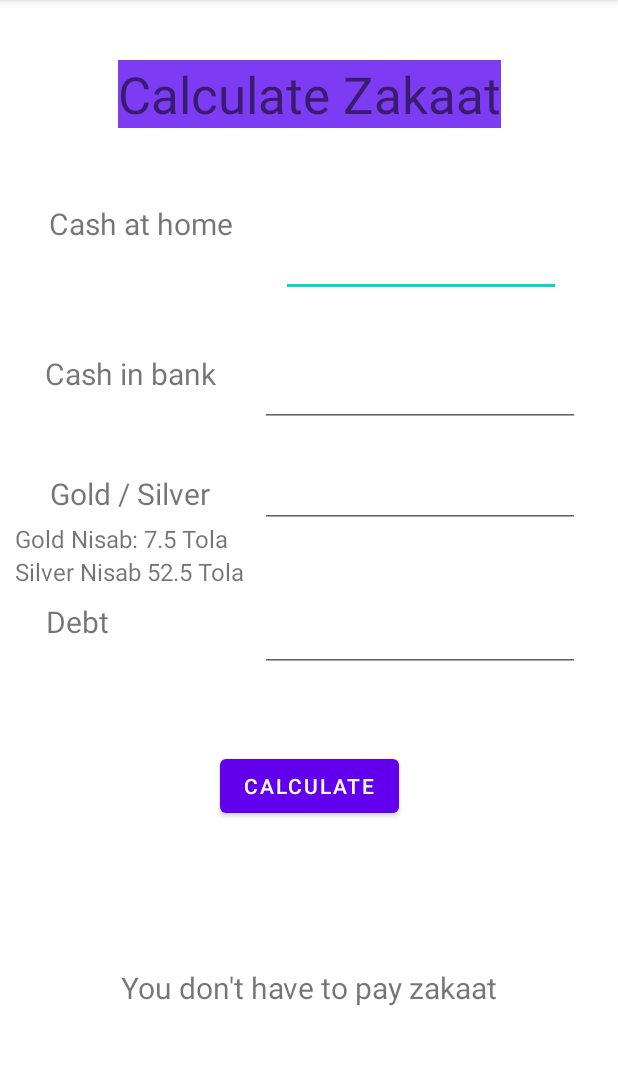
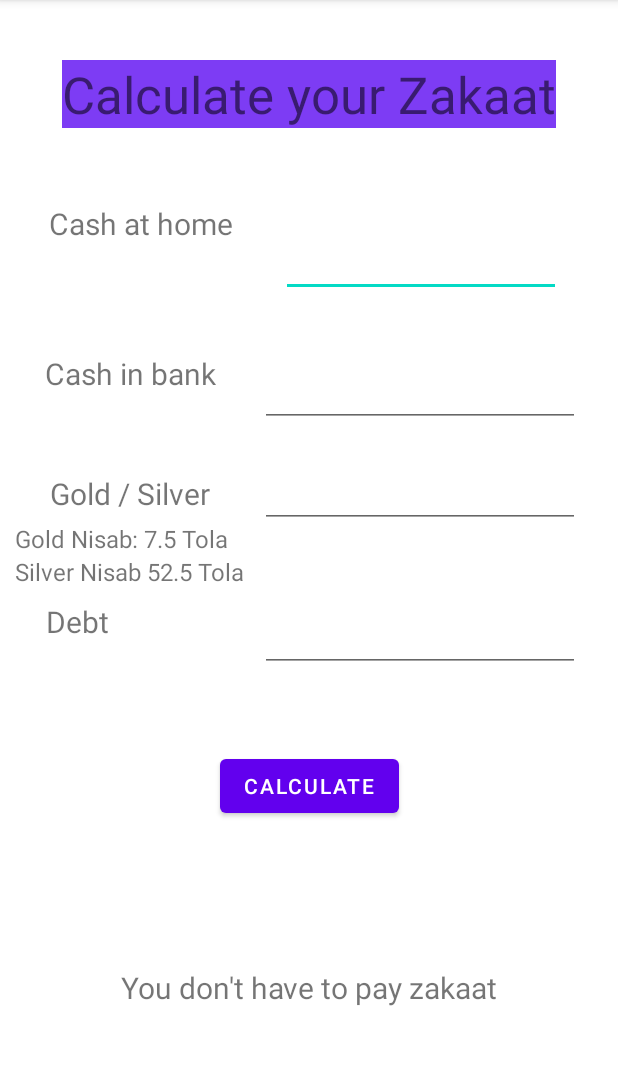
Before and after one commit to Hiba72/Zakaat-Calculator, an Android app: the screen it shows after launch (MainActivity), after a tap on "CALCULATE", on a phone screen of 412 x 824 dp, the part 84-1149 px from its top. Run offline under Robolectric (Android 15) with nearby library versions, the phone set to English and light mode, and no system bars; 2 statements that could not run were skipped.

Commit message:
forth commit

```diff
--- a/app/src/main/java/com/example/zakaatcalculator/MainActivity.java
+++ b/app/src/main/java/com/example/zakaatcalculator/MainActivity.java
@@ -30,9 +30,9 @@ public class MainActivity extends AppCompatActivity {
                     public void onClick(View v) {
                        double add=Double.parseDouble(cashAtHome.getText().toString())+Double.parseDouble(cashInBank.getText().toString())+Double.parseDouble(goldSilver.getText().toString());
                        double total=add-Double.parseDouble(debt.getText().toString());
-                       if(total>=682387.90){
+                       if(total>=847000.90){
                            double zakaatMoney=total*0.025;
-                           String payableZakaat = String.format("Your Zakaat is: %s PKR", zakaatMoney);
+                           String payableZakaat = String.format("Your Zakaat is: %s PKR calculated with respect to 7.5 Tola gold", zakaatMoney);
                            finalValue.setText(payableZakaat);
                        }
                        else{
--- a/app/src/main/res/layout/activity_main.xml
+++ b/app/src/main/res/layout/activity_main.xml
@@ -13,7 +13,7 @@
         android:layout_height="wrap_content"
         android:layout_marginTop="40dp"
         android:background="#DF6B21F3"
-        android:text="Calculate Zakaat"
+        android:text="Calculate your Zakaat"
         android:textSize="34sp"
         app:layout_constraintEnd_toEndOf="parent"
         app:layout_constraintStart_toStartOf="parent"
```
